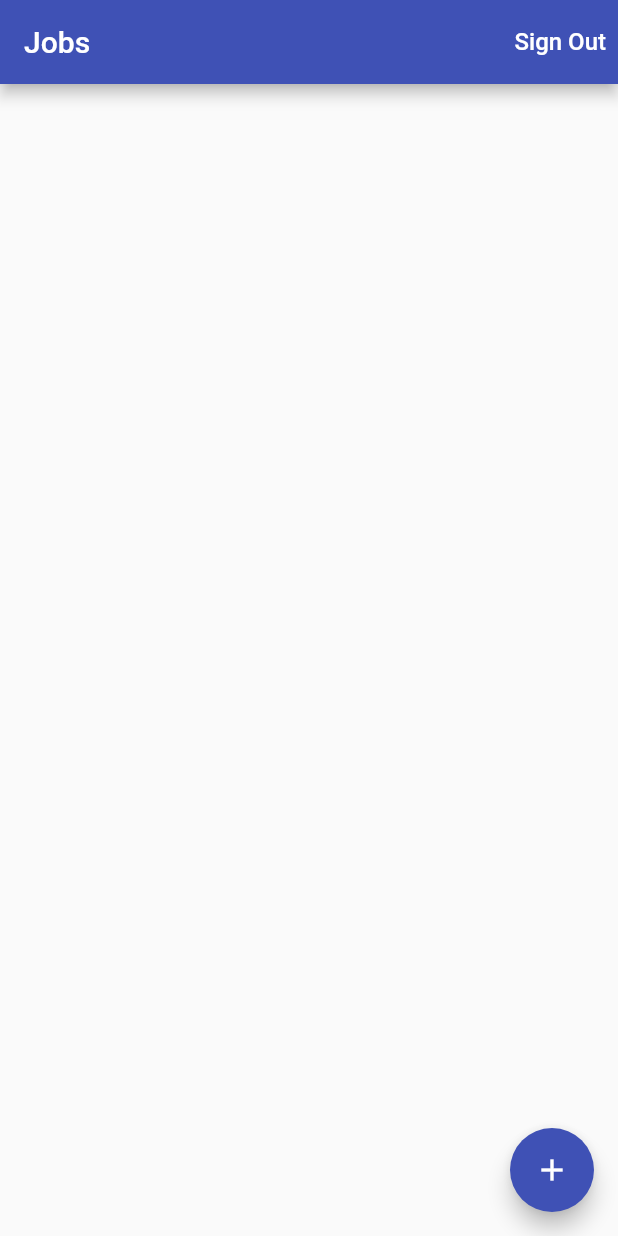
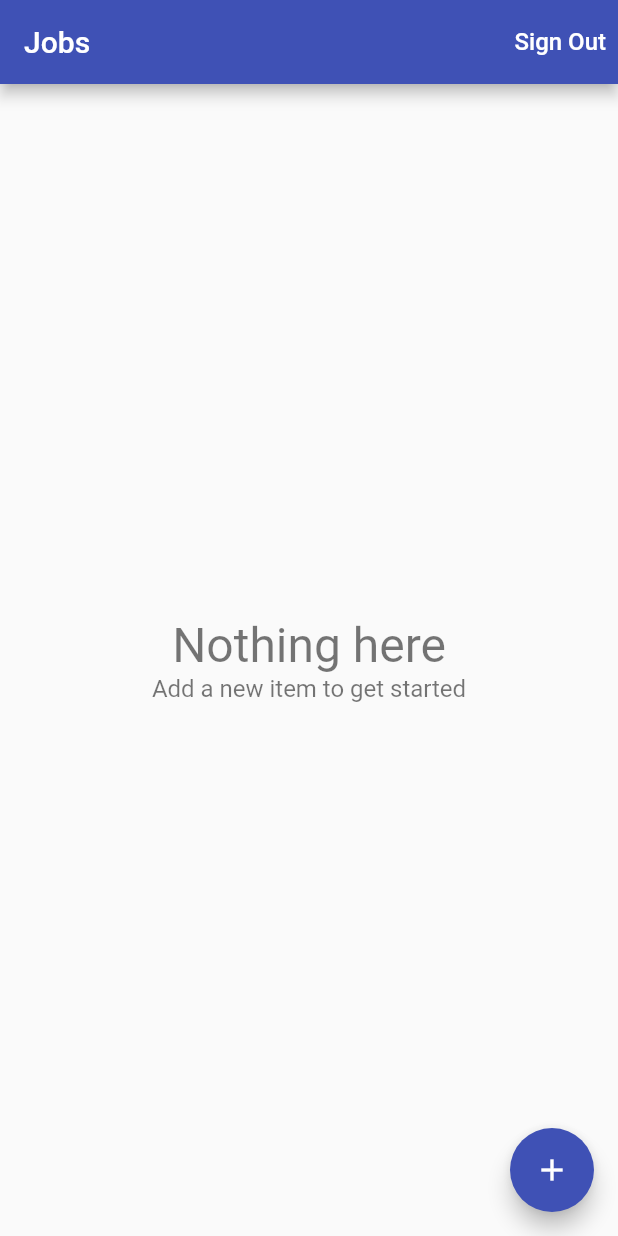
Before and after one commit to maximcore/perfect_time_tracker, a Flutter app: the screen it shows once a user with an empty profile is signed in, on a phone screen of 412 x 824 dp. Run offline on Flutter 3.47's test engine with Material 2 defaults, Android fonts, the light colour scheme and no system bars; our stand-ins replace cloud_firestore, firebase_auth, firebase_core, google_sign_in; missing offline and left inert: cloud_firestore_web, firebase_auth_web, firebase_core_web, google_sign_in_web; accounts and stored records are empty; network calls fail.

Commit message:
UI features

```diff
--- /dev/null
+++ b/lib/app/home/jobs/empty_content.dart
@@ -0,0 +1,36 @@
+import 'package:flutter/material.dart';
+
+class EmptyContent extends StatelessWidget {
+  const EmptyContent({
+    Key key,
+    this.title = 'Nothing here',
+    this.message = 'Add a new item to get started',
+  }) : super(key: key);
+
+  final String title;
+  final String message;
+  @override
+  Widget build(BuildContext context) {
+    return Center(
+      child: Column(
+        mainAxisAlignment: MainAxisAlignment.center,
+        children: [
+          Text(
+            title,
+            style: const TextStyle(
+              fontSize: 32.0,
+              color: Colors.black54,
+            ),
+          ),
+          Text(
+            message,
+            style: const TextStyle(
+              fontSize: 16.0,
+              color: Colors.black54,
+            ),
+          )
+        ],
+      ),
+    );
+  }
+}
--- a/lib/app/home/jobs/jobs_page.dart
+++ b/lib/app/home/jobs/jobs_page.dart
@@ -1,10 +1,14 @@
 import 'dart:developer';
 
+import 'package:firebase_auth/firebase_auth.dart';
 import 'package:flutter/material.dart';
 import 'package:perfect_time_tracker/app/home/jobs/edit_job_page.dart';
+import 'package:perfect_time_tracker/app/home/jobs/empty_content.dart';
 import 'package:perfect_time_tracker/app/home/jobs/job_list_tile.dart';
+import 'package:perfect_time_tracker/app/home/jobs/list_items_builder.dart';
 import 'package:perfect_time_tracker/app/home/models/job.dart';
 import 'package:perfect_time_tracker/common_widgets/show_alert_dialog.dart';
+import 'package:perfect_time_tracker/common_widgets/show_exception_alert_dialog.dart';
 import 'package:perfect_time_tracker/services/auth.dart';
 import 'package:perfect_time_tracker/services/database.dart';
 import 'package:provider/provider.dart';
@@ -61,30 +65,33 @@ class JobsPage extends StatelessWidget {
     );
   }
 
+  Future<void> _delete(BuildContext context, Job job) async {
+    try {
+      final database = Provider.of<Database>(context, listen: false);
+      await database.deleteJob(job);
+    } on FirebaseException catch (e) {
+      showExceptionAlertDialog(context,
+          title: 'Operation failed', exception: e);
+    }
+  }
+
   Widget _buildContents(BuildContext context) {
     final database = Provider.of<Database>(context, listen: false);
     return StreamBuilder<List<Job>>(
       stream: database.jobsStream(),
       builder: (context, snapshot) {
-        if (snapshot.hasData) {
-          final jobs = snapshot.data;
-          final children = jobs
-              .map((job) => JobListTile(
-                    job: job,
-                    onTap: () => EditJobPage.show(context, job: job),
-                  ))
-              .toList();
-          return ListView(
-            children: children,
-          );
-        }
-        if (snapshot.hasError) {
-          return const Center(
-            child: Text('Some error occurred'),
-          );
-        }
-        return const Center(
-          child: CircularProgressIndicator(),
+        return ListItemsBuilder<Job>(
+          snapshot: snapshot,
+          itemBuilder: (context, job) => Dismissible(
+            key: Key('job-${job.id}'),
+            background: Container(color: Colors.red),
+            direction: DismissDirection.endToStart,
+            onDismissed: (direction) => _delete(context, job),
+            child: JobListTile(
+              job: job,
+              onTap: () => EditJobPage.show(context, job: job),
+            ),
+          ),
         );
       },
     );
--- /dev/null
+++ b/lib/app/home/jobs/list_items_builder.dart
@@ -0,0 +1,47 @@
+import 'package:flutter/material.dart';
+import 'package:perfect_time_tracker/app/home/jobs/empty_content.dart';
+
+typedef ItemWidgetBuilder<T> = Widget Function(BuildContext context, T item);
+
+class ListItemsBuilder<T> extends StatelessWidget {
+  const ListItemsBuilder(
+      {Key key, @required this.snapshot, @required this.itemBuilder})
+      : super(key: key);
+  final AsyncSnapshot<List<T>> snapshot;
+  final ItemWidgetBuilder<T> itemBuilder;
+
+  @override
+  Widget build(BuildContext context) {
+    if (snapshot.hasData) {
+      final List<T> items = snapshot.data;
+      if (items.isNotEmpty) {
+        return _buildList(items);
+      } else {
+        return const EmptyContent();
+      }
+    } else if (snapshot.hasError) {
+      return const EmptyContent(
+        title: 'Something went wrong',
+        message: 'Can\'t load items right now',
+      );
+    }
+    return const Center(
+      child: CircularProgressIndicator(),
+    );
+  }
+
+  Widget _buildList(List<T> items) {
+    return ListView.separated(
+      itemBuilder: (context, index) {
+        if (index == 0 || index == items.length + 1) {
+          return Container();
+        }
+        return itemBuilder(context, items[index - 1]);
+      },
+      itemCount: items.length + 2,
+      separatorBuilder: ((context, index) => const Divider(
+            height: 1.0,
+          )),
+    );
+  }
+}
--- a/lib/services/database.dart
+++ b/lib/services/database.dart
@@ -6,6 +6,7 @@ import 'package:perfect_time_tracker/services/firestore_service.dart';
 abstract class Database {
   Future<void> setJob(Job job);
   Stream<List<Job>> jobsStream();
+  Future<void> deleteJob(Job job);
 }
 
 String documentIdFromCurrentDate() => DateTime.now().toIso8601String();
@@ -21,6 +22,10 @@ class FirestoreDatabase implements Database {
       _service.setData(path: APIPath.job(uid, job.id), data: job.toMap());
 
   @override
+  Future<void> deleteJob(Job job) =>
+      _service.deleteData(path: APIPath.job(uid, job.id));
+
+  @override
   Stream<List<Job>> jobsStream() => _service.collectionStream(
         path: APIPath.jobs(uid),
         builder: (data, documentId) => Job.fromMap(data, documentId),
```
Also changed, not shown: lib/services/firestore_service.dart (+9 -1 lines).
